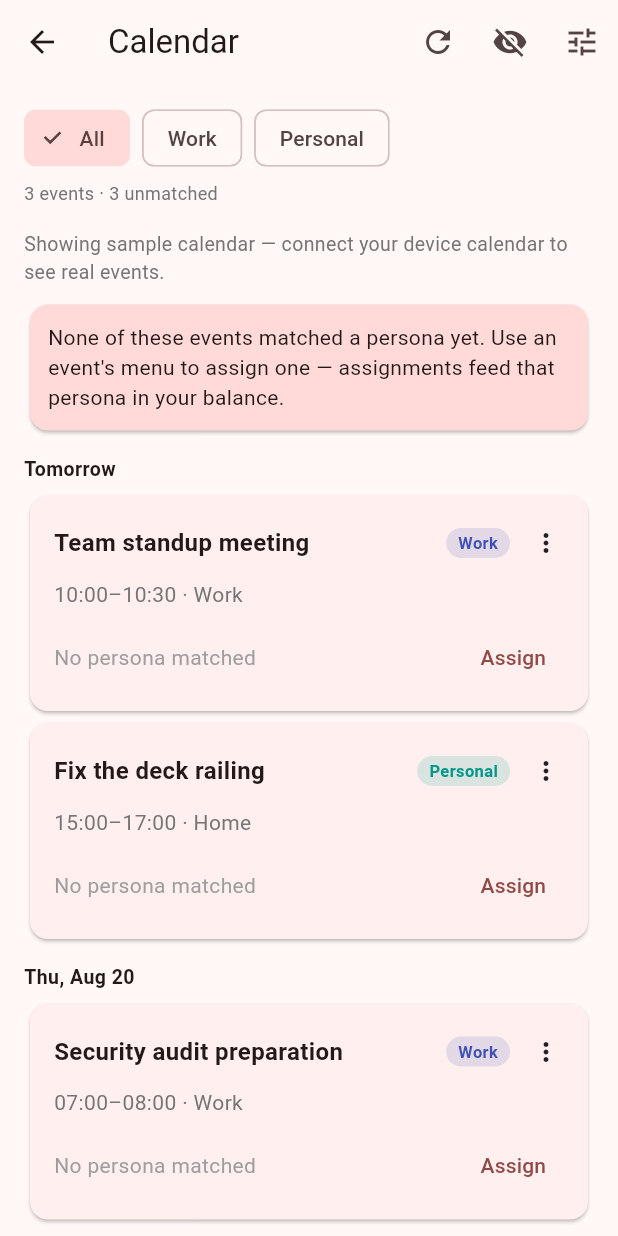
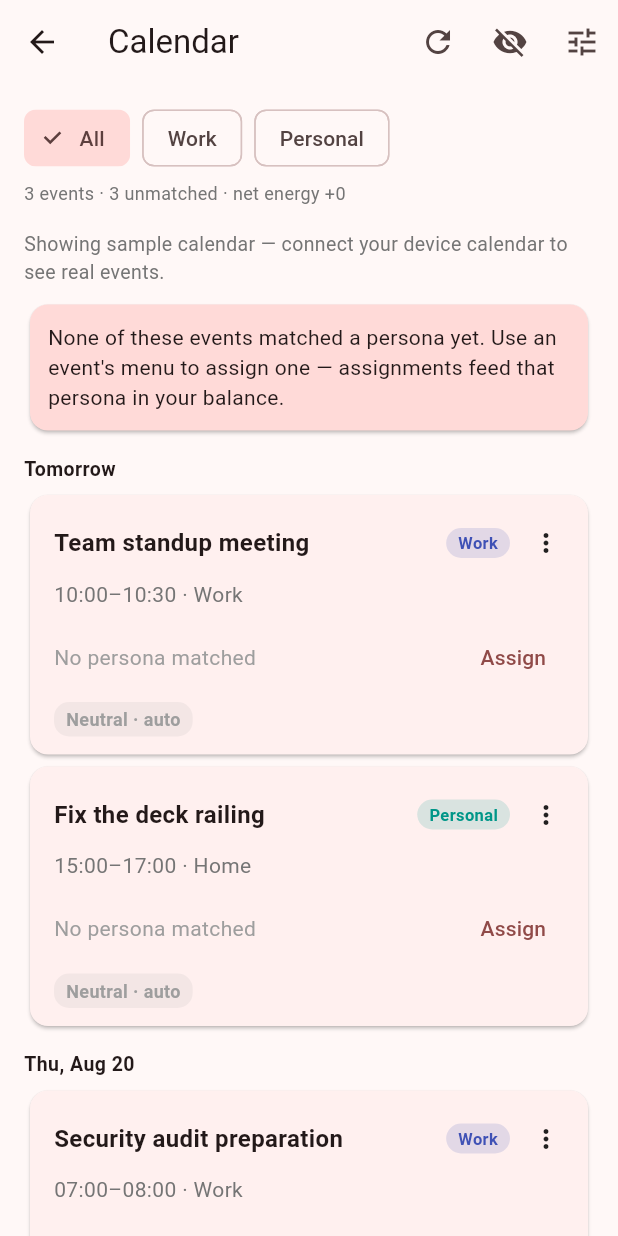
Before and after one commit to joey-carlson/multitudesv2, a Flutter app: the CalendarScreen screen opened directly with empty values, after a tap on the "refresh" icon, on a phone screen of 412 x 824 dp. Run offline on Flutter 3.47's test engine with Material 3 defaults, Android fonts, the phone set to English and light mode, and no system bars; our stand-ins replace drift, drift_flutter; accounts and stored records are empty; generated files the repository leaves out were written again.

Commit message:
feat(app): energy-impact (draining/energizing) per event
Grounded in the circumplex arousal axis + SDT vitality (ARCHITECTURE §0.1a).

- domain: EnergyImpact enum (−2..+2) + estimateEnergyImpact() heuristic seed
  from the effective persona's energy state at the event time (peak→energizing,
  recovery→somewhat, neutral→neutral, trough→somewhat draining); pure + tested
- data: EventEnergyImpacts Drift table (schema v7 + migration) + energyImpactMap/
  setEventEnergyImpact for user overrides
- calendar view: tappable energy-impact chip per event (auto estimate labeled
  '· auto'), a 'Set energy impact…' menu action + picker, and a net-energy
  figure in the summary line
- tests: estimate mapping, fromValue round-trip, and impact repo round-trip

flutter analyze clean; 61 tests pass; live macOS build migrated v6->v7 preserving
6 personas.

```diff
--- a/app/lib/data/database.dart
+++ b/app/lib/data/database.dart
@@ -129,6 +129,16 @@ class EventPersonaOverrides extends Table {
   Set<Column> get primaryKey => {eventId};
 }
 
+/// User-set energy impact (−2..+2) for an event, overriding the heuristic.
+@DataClassName('EventEnergyImpactRow')
+class EventEnergyImpacts extends Table {
+  TextColumn get eventId => text()();
+  IntColumn get impact => integer()(); // -2 draining .. +2 energizing
+
+  @override
+  Set<Column> get primaryKey => {eventId};
+}
+
 @DriftDatabase(tables: [
   Personas,
   EnergyReadings,
@@ -136,13 +146,14 @@ class EventPersonaOverrides extends Table {
   CalendarPrefs,
   HiddenEvents,
   EventPersonaOverrides,
+  EventEnergyImpacts,
 ])
 class AppDatabase extends _$AppDatabase {
   AppDatabase([QueryExecutor? executor])
       : super(executor ?? driftDatabase(name: 'multitudes'));
 
   @override
-  int get schemaVersion => 6;
+  int get schemaVersion => 7;
 
   @override
   MigrationStrategy get migration => MigrationStrategy(
@@ -154,8 +165,27 @@ class AppDatabase extends _$AppDatabase {
           if (from < 4) await m.createTable(calendarPrefs);
           if (from < 5) await m.createTable(hiddenEvents);
           if (from < 6) await m.createTable(eventPersonaOverrides);
+          if (from < 7) await m.createTable(eventEnergyImpacts);
         },
       );
+
+  /// User-set energy impacts by event id (−2..+2).
+  Future<Map<String, int>> energyImpactMap() async {
+    final rows = await select(eventEnergyImpacts).get();
+    return {for (final r in rows) r.eventId: r.impact};
+  }
+
+  /// Set (or clear, when [value] is null) an event's energy impact.
+  Future<void> setEventEnergyImpact(String eventId, int? value) async {
+    if (value == null) {
+      await (delete(eventEnergyImpacts)..where((t) => t.eventId.equals(eventId)))
+          .go();
+    } else {
+      await into(eventEnergyImpacts).insertOnConflictUpdate(
+        EventEnergyImpactsCompanion.insert(eventId: eventId, impact: value),
+      );
+    }
+  }
 
   /// Manual event→persona assignments, by event id.
   Future<Map<String, String>> eventPersonaMap() async {
--- /dev/null
+++ b/app/lib/domain/energy_impact.dart
@@ -0,0 +1,39 @@
+/// Energy impact of an activity/event — whether it drains or energizes.
+///
+/// Grounded in Russell's circumplex model of affect (the arousal/activation
+/// axis: energized ↔ deactivated) and Self-Determination Theory's subjective
+/// vitality (activity aligned with a persona's strong hours is more likely to
+/// be vitalizing). See docs/ARCHITECTURE.md §0.1a and PARKING_LOT.md.
+library;
+
+import 'persona.dart';
+
+/// Bipolar −2..+2 scale.
+enum EnergyImpact {
+  draining(-2, '🪫 Draining'),
+  somewhatDraining(-1, 'Somewhat draining'),
+  neutral(0, 'Neutral'),
+  somewhatEnergizing(1, 'Somewhat energizing'),
+  energizing(2, '⚡ Energizing');
+
+  const EnergyImpact(this.value, this.label);
+
+  final int value;
+  final String label;
+
+  static EnergyImpact fromValue(int v) =>
+      values.firstWhere((e) => e.value == v, orElse: () => neutral);
+}
+
+/// Heuristic seed for an event's energy impact from the effective persona's
+/// energy state at the event's start time. The user can override this.
+/// No persona → neutral.
+EnergyImpact estimateEnergyImpact(Persona? persona, DateTime start) {
+  if (persona == null) return EnergyImpact.neutral;
+  return switch (persona.energyStateAt(start)) {
+    EnergyState.peak => EnergyImpact.energizing,
+    EnergyState.recovery => EnergyImpact.somewhatEnergizing,
+    EnergyState.neutral => EnergyImpact.neutral,
+    EnergyState.trough => EnergyImpact.somewhatDraining,
+  };
+}
--- a/app/lib/ui/calendar_screen.dart
+++ b/app/lib/ui/calendar_screen.dart
@@ -5,6 +5,7 @@ import '../data/database.dart';
 import '../domain/calendar_classification.dart';
 import '../domain/calendar_event.dart';
 import '../domain/calendar_matcher.dart';
+import '../domain/energy_impact.dart';
 import '../domain/persona.dart';
 import 'calendars_settings_screen.dart';
 
@@ -36,6 +37,7 @@ class _CalendarScreenState extends State<CalendarScreen> {
   Map<String, CalendarKind> _kinds = const {};
   final Set<String> _hidden = {};
   final Map<String, String> _overrides = {}; // eventId -> personaId
+  final Map<String, int> _impacts = {}; // eventId -> energy impact (-2..2)
 
   @override
   void initState() {
@@ -63,6 +65,7 @@ class _CalendarScreenState extends State<CalendarScreen> {
     };
     final hidden = await widget.db.hiddenEventIds();
     final personaOverrides = await widget.db.eventPersonaMap();
+    final impacts = await widget.db.energyImpactMap();
     final now = DateTime.now();
     final events = await widget.source
         .eventsInRange(now, now.add(const Duration(days: 7)));
@@ -78,6 +81,9 @@ class _CalendarScreenState extends State<CalendarScreen> {
       _overrides
         ..clear()
         ..addAll(personaOverrides);
+      _impacts
+        ..clear()
+        ..addAll(impacts);
       _loading = false;
     });
   }
@@ -97,6 +103,52 @@ class _CalendarScreenState extends State<CalendarScreen> {
       }
     });
     await widget.db.setEventPersona(e.id, personaId);
+  }
+
+  Future<void> _setImpact(CalendarEvent e, int? value) async {
+    setState(() {
+      if (value == null) {
+        _impacts.remove(e.id);
+      } else {
+        _impacts[e.id] = value;
+      }
+    });
+    await widget.db.setEventEnergyImpact(e.id, value);
+  }
+
+  void _openImpactPicker(CalendarEvent e) {
+    showModalBottomSheet<void>(
+      context: context,
+      builder: (ctx) => SafeArea(
+        child: Column(
+          mainAxisSize: MainAxisSize.min,
+          children: [
+            Padding(
+              padding: const EdgeInsets.all(16),
+              child: Text('How does "${e.title}" affect your energy?',
+                  style: const TextStyle(fontWeight: FontWeight.bold)),
+            ),
+            for (final imp in EnergyImpact.values.reversed) // energizing first
+              ListTile(
+                title: Text(imp.label),
+                onTap: () {
+                  Navigator.pop(ctx);
+                  _setImpact(e, imp.value);
+                },
+              ),
+            if (_impacts.containsKey(e.id))
+              ListTile(
+                leading: const Icon(Icons.auto_awesome),
+                title: const Text('Use auto estimate'),
+                onTap: () {
+                  Navigator.pop(ctx);
+                  _setImpact(e, null);
+                },
+              ),
+          ],
+        ),
+      ),
+    );
   }
 
   void _openAssign(CalendarEvent e) {
@@ -184,6 +236,9 @@ class _CalendarScreenState extends State<CalendarScreen> {
 
     Persona? personaOf(CalendarEvent e) =>
         effectivePersonaForEvent(e, widget.personas, _overrides);
+    EnergyImpact impactOf(CalendarEvent e) => _impacts.containsKey(e.id)
+        ? EnergyImpact.fromValue(_impacts[e.id]!)
+        : estimateEnergyImpact(personaOf(e), e.start);
 
     // Hide ignored calendars, apply the work/personal filter, and drop hidden
     // events unless the user is reviewing them. Sorted by start time.
@@ -201,6 +256,9 @@ class _CalendarScreenState extends State<CalendarScreen> {
     final unmatched =
         visible.where((e) => !_hidden.contains(e.id) && personaOf(e) == null).length;
     final hiddenCount = _events.where((e) => _hidden.contains(e.id)).length;
+    final netEnergy = visible
+        .where((e) => !_hidden.contains(e.id))
+        .fold<int>(0, (s, e) => s + impactOf(e).value);
 
     return Column(
       children: [
@@ -219,6 +277,7 @@ class _CalendarScreenState extends State<CalendarScreen> {
                   if (assigned > 0) '$assigned assigned',
                   if (unmatched > 0) '$unmatched unmatched',
                   if (hiddenCount > 0) '$hiddenCount hidden',
+                  'net energy ${netEnergy >= 0 ? '+' : ''}$netEnergy',
                 ].join(' · '),
                 style: TextStyle(color: Colors.grey[600], fontSize: 12),
               ),
@@ -229,7 +288,8 @@ class _CalendarScreenState extends State<CalendarScreen> {
               ? const _Message('No matching events in the next 7 days.')
               : ListView(
                   padding: const EdgeInsets.all(16),
-                  children: _eventList(visible, kindOf, personaOf, unmatched),
+                  children:
+                      _eventList(visible, kindOf, personaOf, impactOf, unmatched),
                 ),
         ),
       ],
@@ -242,6 +302,7 @@ class _CalendarScreenState extends State<CalendarScreen> {
     List<CalendarEvent> visible,
     CalendarKind Function(CalendarEvent) kindOf,
     Persona? Function(CalendarEvent) personaOf,
+    EnergyImpact Function(CalendarEvent) impactOf,
     int unmatched,
   ) {
     final children = <Widget>[];
@@ -289,8 +350,11 @@ class _CalendarScreenState extends State<CalendarScreen> {
         hidden: _hidden.contains(e.id),
         persona: personaOf(e),
         isManual: _overrides.containsKey(e.id),
+        impact: impactOf(e),
+        isManualImpact: _impacts.containsKey(e.id),
         onToggleHidden: (h) => _setHidden(e, h),
         onAssign: () => _openAssign(e),
+        onSetImpact: () => _openImpactPicker(e),
       ));
     }
     return children;
@@ -349,8 +413,11 @@ class _EventCard extends StatelessWidget {
     required this.hidden,
     required this.persona,
     required this.isManual,
+    required this.impact,
+    required this.isManualImpact,
     required this.onToggleHidden,
     required this.onAssign,
+    required this.onSetImpact,
   });
 
   final CalendarEvent event;
@@ -358,8 +425,11 @@ class _EventCard extends StatelessWidget {
   final bool hidden;
   final Persona? persona;
   final bool isManual;
+  final EnergyImpact impact;
+  final bool isManualImpact;
   final ValueChanged<bool> onToggleHidden;
   final VoidCallback onAssign;
+  final VoidCallback onSetImpact;
 
   @override
   Widget build(BuildContext context) {
@@ -385,6 +455,8 @@ class _EventCard extends StatelessWidget {
                     switch (v) {
                       case 'assign':
                         onAssign();
+                      case 'impact':
+                        onSetImpact();
                       case 'hide':
                         onToggleHidden(true);
                       case 'unhide':
@@ -397,6 +469,10 @@ class _EventCard extends StatelessWidget {
                       child: Text(persona == null
                           ? 'Assign persona…'
                           : 'Change persona…'),
+                    ),
+                    const PopupMenuItem(
+                      value: 'impact',
+                      child: Text('Set energy impact…'),
                     ),
                     PopupMenuItem(
                       value: hidden ? 'unhide' : 'hide',
@@ -433,6 +509,13 @@ class _EventCard extends StatelessWidget {
                   else
                     _PersonaLine(
                         persona: persona!, event: event, isManual: isManual),
+                  if (!hidden) ...[
+                    const SizedBox(height: 6),
+                    _ImpactChip(
+                        impact: impact,
+                        isAuto: !isManualImpact,
+                        onTap: onSetImpact),
+                  ],
                 ],
               ),
             ),
@@ -472,6 +555,43 @@ class _KindChip extends StatelessWidget {
       ),
       child: Text(kind.label,
           style: TextStyle(color: color, fontSize: 11, fontWeight: FontWeight.w600)),
+    );
+  }
+}
+
+/// Tappable chip showing an event's energy impact (draining↔energizing).
+class _ImpactChip extends StatelessWidget {
+  const _ImpactChip(
+      {required this.impact, required this.isAuto, required this.onTap});
+
+  final EnergyImpact impact;
+  final bool isAuto;
+  final VoidCallback onTap;
+
+  @override
+  Widget build(BuildContext context) {
+    final color = switch (impact) {
+      EnergyImpact.energizing => Colors.green,
+      EnergyImpact.somewhatEnergizing => Colors.teal,
+      EnergyImpact.neutral => Colors.grey,
+      EnergyImpact.somewhatDraining => Colors.orange,
+      EnergyImpact.draining => Colors.deepOrange,
+    };
+    return InkWell(
+      onTap: onTap,
+      borderRadius: BorderRadius.circular(10),
+      child: Container(
+        padding: const EdgeInsets.symmetric(horizontal: 8, vertical: 3),
+        decoration: BoxDecoration(
+          color: color.withValues(alpha: 0.12),
+          borderRadius: BorderRadius.circular(10),
+        ),
+        child: Text(
+          isAuto ? '${impact.label} · auto' : impact.label,
+          style: TextStyle(
+              color: color, fontSize: 12, fontWeight: FontWeight.w600),
+        ),
+      ),
     );
   }
 }
```
Also changed, not shown: app/lib/data/database.g.dart, 2 other files.
